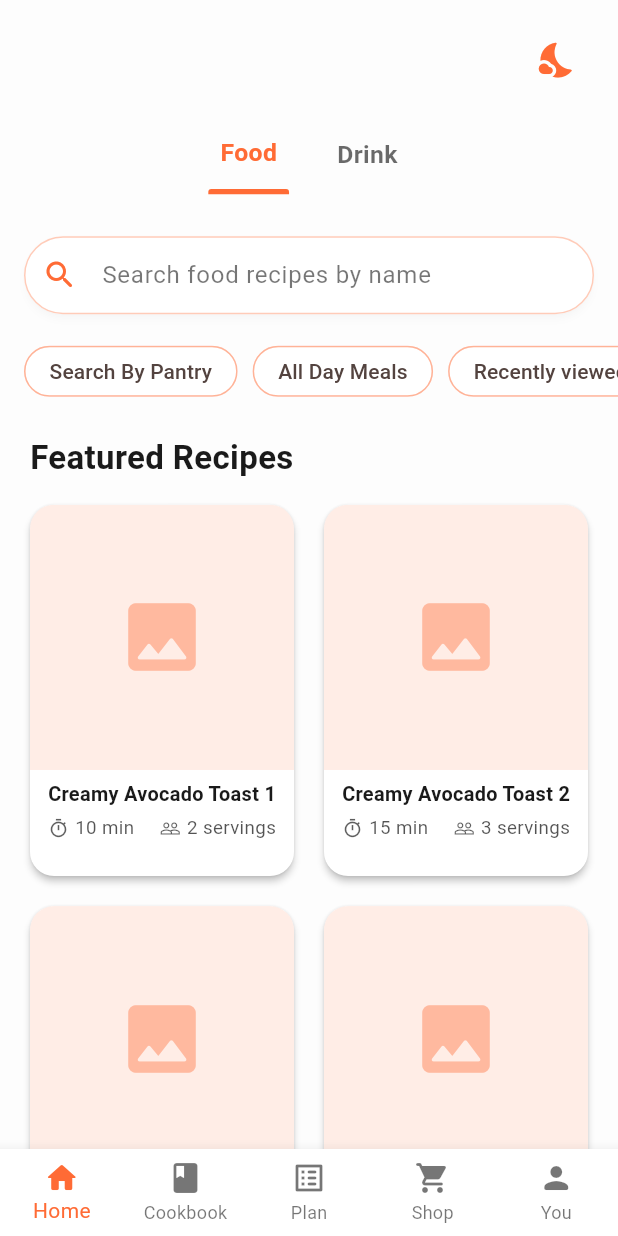
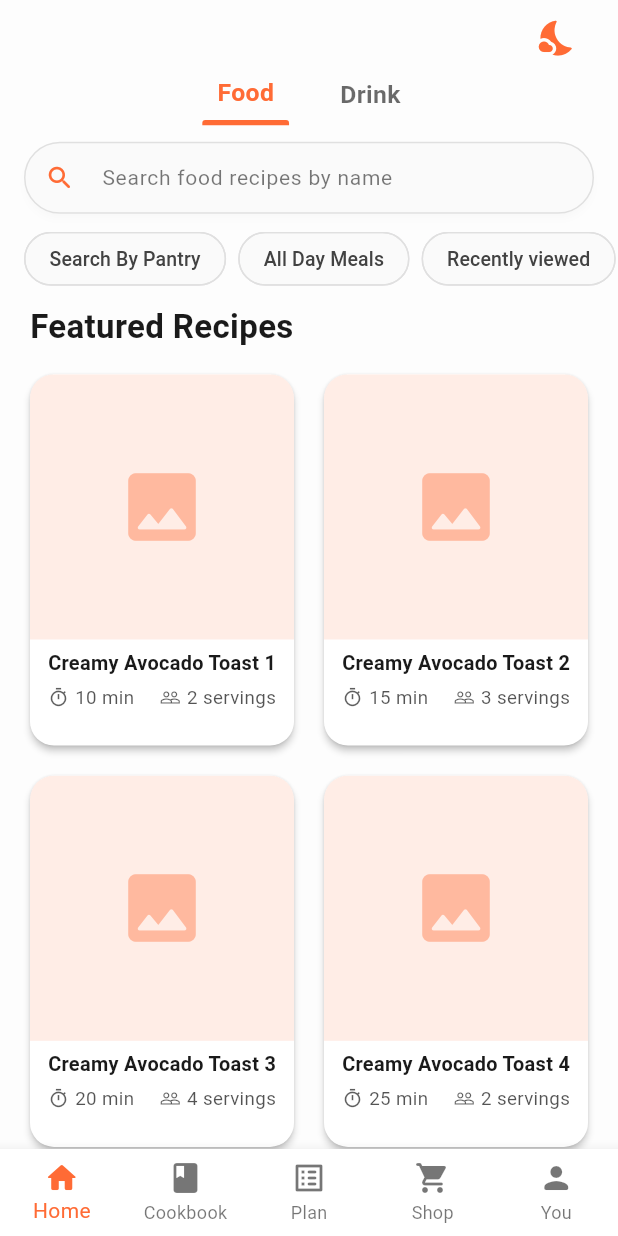
Before and after one commit to kmushapho/shipyard-creator-contest, a Flutter app: the screen it shows after launch, on a phone screen of 412 x 824 dp. Run offline on Flutter 3.47's test engine with Material 3 defaults, Android fonts, the phone set to English and light mode, and no system bars.

Commit message:
only making important thing to have orange

```diff
--- a/euphoric_cook/lib/providers/mode_provider.dart
+++ b/euphoric_cook/lib/providers/mode_provider.dart
@@ -34,6 +34,18 @@ class ModeProvider extends ChangeNotifier {
 
   Color get cardColor => _isDark ? AppColors.cardBgDark : AppColors.cardBgLight;
 
+  TextStyle get featuredTitleStyle => TextStyle(
+    fontSize: 16,
+    fontWeight: FontWeight.w600,
+    color: textColor,
+  );
+
+  TextStyle get searchHintStyle => TextStyle(
+    fontSize: 14,
+    color: textColor.withOpacity(0.6),
+  );
+
+
   String get searchHint => _mode == AppMode.food
       ? 'Search food recipes by name'
       : 'Search drink recipes by name';
--- a/euphoric_cook/lib/screens/home_screen.dart
+++ b/euphoric_cook/lib/screens/home_screen.dart
@@ -15,7 +15,7 @@ class _HomeScreenState extends State<HomeScreen> {
   Widget build(BuildContext context) {
     final mode = Provider.of<ModeProvider>(context);
     final accent = mode.accentColor;
-
+    int _selectedChipIndex = -1;
     final featuredRecipes = List.generate(
       6,
           (index) {
@@ -43,38 +43,42 @@ class _HomeScreenState extends State<HomeScreen> {
         child: Column(
           children: [
             // ── Header with theme + mode toggle ─────────────────────────
+
             Padding(
-              padding: const EdgeInsets.fromLTRB(16, 16, 16, 12),
+              padding: const EdgeInsets.symmetric(horizontal: 16, vertical: 1),
               child: Column(
                 crossAxisAlignment: CrossAxisAlignment.center,
                 children: [
-                  // 1. Theme toggle row (aligned right)
+                  // Mode toggle (top-right)
                   Row(
                     mainAxisAlignment: MainAxisAlignment.end,
                     children: [
                       IconButton(
+                        padding: EdgeInsets.zero,       // remove default padding
+                        constraints: const BoxConstraints(),
                         icon: Icon(
-                          mode.isDark ? Icons.wb_sunny_rounded : Icons
-                              .nights_stay_rounded,
+                          mode.isDark ? Icons.wb_sunny_rounded : Icons.nights_stay_rounded,
                           color: accent,
                           size: 28,
                         ),
                         onPressed: mode.toggleTheme,
-                        tooltip: mode.isDark ? 'Day mode' : 'Night mode',
                       ),
                     ],
                   ),
 
-                  const SizedBox(height: 14), // ← tweak this value (4–16)
+                  const SizedBox(height: 1), // spacing between mode and Food/Drink toggle
 
-                  // 3. Food/Drink toggle (centered)
+                  // Food/Drink toggle
                   _buildFoodDrinkToggle(mode),
 
-                  // Optional: tiny space before search bar
-                  const SizedBox(height: 16),
+                  const SizedBox(height: 10), // spacing before search bar
                 ],
               ),
             ),
+
+
+
+
 
 
             // Search bar
@@ -85,73 +89,86 @@ class _HomeScreenState extends State<HomeScreen> {
                 child: Material(
                   key: ValueKey(mode.currentMode),
                   elevation: 2,
-                  shadowColor: Colors.black.withOpacity(0.12),
-                  borderRadius: BorderRadius.circular(30),
+                  shadowColor: Colors.black.withOpacity(0.08), // soft shadow
+                  borderRadius: BorderRadius.circular(24),
                   color: mode.cardColor,
                   child: TextField(
+                    style: TextStyle(fontSize: 14, color: mode.textColor),
                     decoration: InputDecoration(
                       hintText: mode.searchHint,
                       hintStyle: TextStyle(
-                          color: mode.textColor.withOpacity(0.6)),
-                      prefixIcon: Icon(Icons.search_rounded, color: accent),
+                        fontSize: 14,
+                        color: mode.textColor.withOpacity(0.6),
+                      ),
+                      prefixIcon: Padding(
+                        padding: const EdgeInsets.all(8.0),
+                        child: Icon(Icons.search_rounded, color: accent, size: 20),
+                      ),
                       border: OutlineInputBorder(
-                        borderRadius: BorderRadius.circular(30),
-                        borderSide: BorderSide(
-                          color: accent.withOpacity(0.4),
-                          width: 1.2,
-                        ),
+                        borderRadius: BorderRadius.circular(24),
+                        borderSide: BorderSide(color: Colors.grey[300]!, width: 1),
                       ),
                       enabledBorder: OutlineInputBorder(
-                        borderRadius: BorderRadius.circular(30),
-                        borderSide: BorderSide(
-                          color: accent.withOpacity(0.35),
-                          width: 1.0,
-                        ),
+                        borderRadius: BorderRadius.circular(24),
+                        borderSide: BorderSide(color: Colors.grey[300]!, width: 1),
                       ),
                       focusedBorder: OutlineInputBorder(
-                        borderRadius: BorderRadius.circular(30),
-                        borderSide: BorderSide(
-                          color: accent,
-                          width: 1.8,
-                        ),
+                        borderRadius: BorderRadius.circular(24),
+                        borderSide: BorderSide(color: Colors.grey[200]!, width: 1),
                       ),
                       filled: true,
-                      fillColor: mode.cardColor,
-                      contentPadding: const EdgeInsets.symmetric(
-                          vertical: 14, horizontal: 16),
+                      fillColor: Colors.grey[50],
+                      contentPadding: const EdgeInsets.symmetric(vertical: 10, horizontal: 16),
                     ),
                   ),
                 ),
+
               ),
             ),
 
-            const SizedBox(height: 16),
+
+            const SizedBox(height: 12),
 
             // Horizontal chips
             SizedBox(
-              height: 44, // slightly reduced for tighter feel
+              height: 36,
               child: ListView.builder(
                 padding: const EdgeInsets.symmetric(horizontal: 16),
                 scrollDirection: Axis.horizontal,
                 itemCount: mode.categoryChips.length,
                 itemBuilder: (context, i) {
                   final chip = mode.categoryChips[i];
+
                   return Padding(
-                    padding: const EdgeInsets.only(right: 10),
-                    child: Chip(
-                      label: Text(chip['label']!),
-                      backgroundColor: mode.cardColor,
-                      side: BorderSide(color: accent.withOpacity(0.3)),
+                    padding: const EdgeInsets.only(right: 8),
+                    child: ChoiceChip(
+                      label: Text(
+                        chip['label']!,
+                        style: TextStyle(
+                          fontSize: 13,
+                          color: _selectedChipIndex == i
+                              ? Colors.orange.shade700
+                              : Colors.grey[800],
+                        ),
+                      ),
+                      selected: _selectedChipIndex == i,
+                      onSelected: (selected) {
+                        setState(() {
+                          _selectedChipIndex = selected ? i : -1;
+                        });
+                      },
+                      selectedColor: Colors.orange.withOpacity(0.2),
+                      backgroundColor: Colors.grey[50], // off-white fill
                       shape: RoundedRectangleBorder(
-                          borderRadius: BorderRadius.circular(20)),
-                      visualDensity: VisualDensity.compact,
+                        borderRadius: BorderRadius.circular(18),
+                        side: BorderSide(color: Colors.grey[300]!),
+                      ),
                     ),
                   );
                 },
               ),
             ),
-
-            const SizedBox(height: 20),
+            const SizedBox(height: 12),
 
             // Scrollable featured section
             Expanded(
@@ -240,7 +257,7 @@ class _HomeScreenState extends State<HomeScreen> {
           // makes underline stretch to text
           children: [
             Padding(
-              padding: const EdgeInsets.symmetric(horizontal: 8, vertical: 12),
+              padding: const EdgeInsets.fromLTRB(10, 0, 10, 6),
               child: Text(
                 label,
                 textAlign: TextAlign.center,
```
